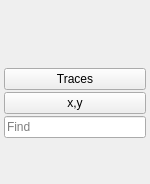
Above: src/WidgetImageOverlay.ui from gdevic/Z80Explorer before the change. Below: the same form after it.
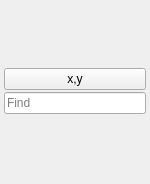
That is the form after the change.

Commit message: Removing old drawing traces (incorrectly), segdefs

The edit to the form file:
```diff
--- a/src/WidgetImageOverlay.ui
+++ b/src/WidgetImageOverlay.ui
@@ -60,16 +60,6 @@
      </property>
     </widget>
    </item>
-   <item>
-    <widget class="QPushButton" name="btTraces">
-     <property name="focusPolicy">
-      <enum>Qt::NoFocus</enum>
-     </property>
-     <property name="text">
-      <string>Traces</string>
-     </property>
-    </widget>
-   </item>
    <item>
     <widget class="QPushButton" name="btCoords">
      <property name="focusPolicy">
```
The commit also changes 5 other files.
